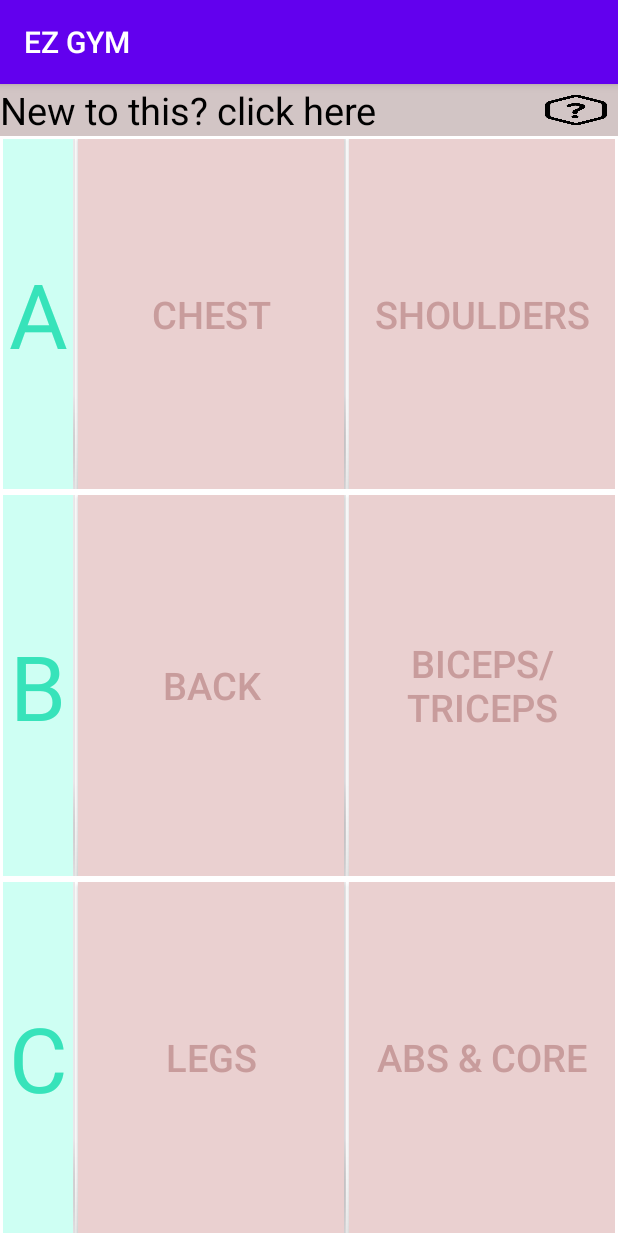
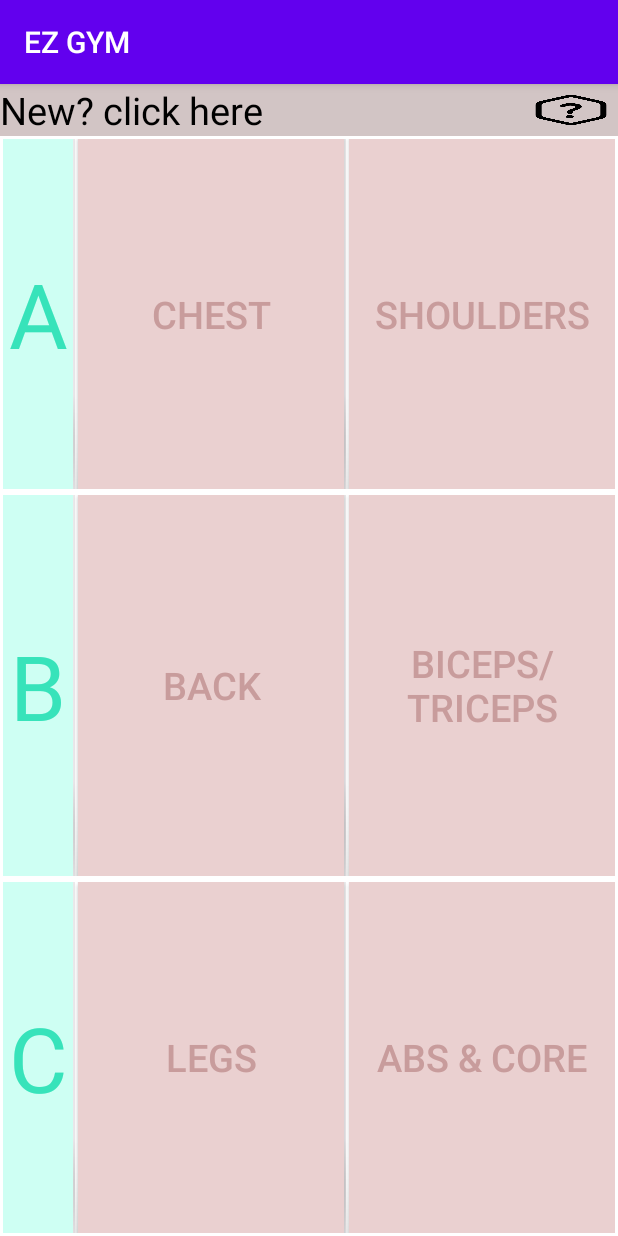
Before and after one commit to ronamir1/FitnessDemo, an Android app: the screen it shows after launch (MainActivity), on a phone screen of 412 x 824 dp. Run offline under Robolectric (Android 15) with nearby library versions, the phone set to English and light mode, and no system bars.

Commit message:
small change in main activity xml

```diff
--- a/app/src/main/res/layout/activity_main.xml
+++ b/app/src/main/res/layout/activity_main.xml
@@ -45,9 +45,9 @@
                 android:layout_width="wrap_content"
                 android:layout_height="wrap_content"
                 android:layout_span="1"
-                android:layout_weight=".7"
+                android:layout_weight="2"
                 android:onClick="newHereActivity"
-                android:text="New to this? click here"
+                android:text="New? click here"
                 android:textColor="#000000"
                 android:textSize="25sp" />
 
```
